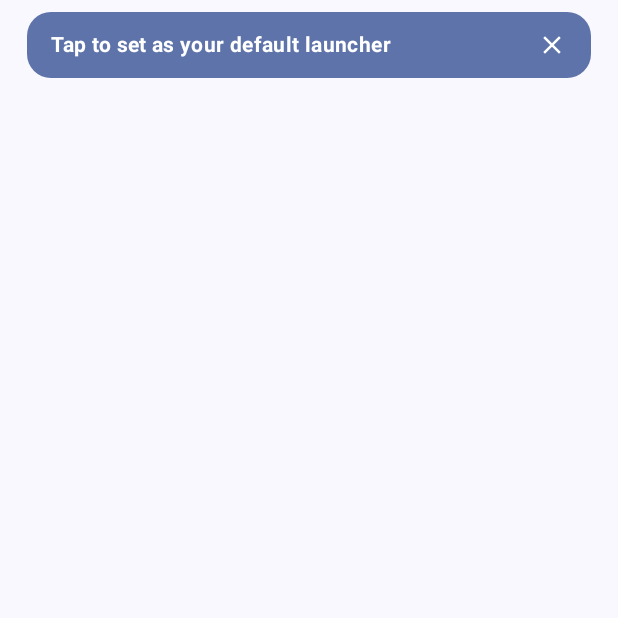
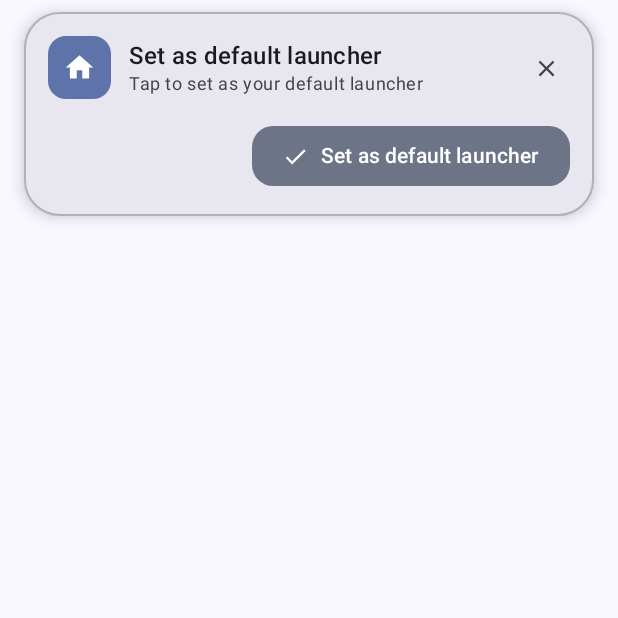
Before and after one commit to ymmgit/ff_luancher, an Android app built with Jetpack Compose: the composable DefaultLauncherBanner shown on its own in the app's theme, on a phone screen of 412 x 824 dp, the top half of it. Run offline under Robolectric (Android 15) with nearby library versions, the phone set to English and light mode, and no system bars.

Commit message:
fix: eliminate launcher from recent apps and modernize default home banner to Material 3

```diff
--- a/app/src/main/AndroidManifest.xml
+++ b/app/src/main/AndroidManifest.xml
@@ -24,17 +24,19 @@
 
         <activity
             android:name=".MainActivity"
+            android:autoRemoveFromRecents="true"
             android:clearTaskOnLaunch="true"
+            android:documentLaunchMode="never"
             android:excludeFromRecents="true"
             android:exported="true"
             android:launchMode="singleTask"
             android:screenOrientation="portrait"
-            android:stateNotNeeded="true">
+            android:stateNotNeeded="true"
+            android:taskAffinity="">
             <intent-filter>
                 <action android:name="android.intent.action.MAIN" />
                 <category android:name="android.intent.category.HOME" />
                 <category android:name="android.intent.category.DEFAULT" />
-                <category android:name="android.intent.category.LAUNCHER" />
             </intent-filter>
         </activity>
     </application>
--- a/app/src/main/java/com/ff/launcher/MainActivity.kt
+++ b/app/src/main/java/com/ff/launcher/MainActivity.kt
@@ -1,5 +1,6 @@
 package com.ff.launcher
 
+import android.app.ActivityManager
 import android.content.Intent
 import android.os.Bundle
 import android.util.Log
@@ -78,6 +79,16 @@ class MainActivity : ComponentActivity() {
 
     override fun onResume() {
         super.onResume()
+        // Ensure this home launcher task is never retained in the recent apps carousel:
+        val am = getSystemService(ActivityManager::class.java)
+        am?.appTasks?.forEach { appTask ->
+            val info = runCatching { appTask.taskInfo }.getOrNull()
+            if (info != null && info.taskId != taskId) {
+                runCatching { appTask.finishAndRemoveTask() }
+            } else {
+                runCatching { appTask.setExcludeFromRecents(true) }
+            }
+        }
         viewModel.setHostResumed(true)
         // Re-check the default-home role: the user may have just confirmed the system
         // dialog (or changed it in system settings).
--- a/app/src/main/java/com/ff/launcher/ui/LauncherRoot.kt
+++ b/app/src/main/java/com/ff/launcher/ui/LauncherRoot.kt
@@ -54,10 +54,24 @@ import androidx.compose.foundation.layout.size
 import androidx.compose.foundation.layout.systemBars
 import androidx.compose.foundation.shape.RoundedCornerShape
 import androidx.compose.material.icons.Icons
+import androidx.compose.material.icons.filled.Check
 import androidx.compose.material.icons.filled.Close
+import androidx.compose.material.icons.filled.Home
+import androidx.compose.material3.Card
+import androidx.compose.material3.CardDefaults
+import androidx.compose.material3.FilledTonalButton
 import androidx.compose.material3.Icon
+import androidx.compose.material3.IconButton
 import androidx.compose.material3.MaterialTheme
 import androidx.compose.material3.Text
+import androidx.compose.foundation.BorderStroke
+import androidx.compose.foundation.layout.Arrangement
+import androidx.compose.foundation.layout.Box
+import androidx.compose.foundation.layout.Column
+import androidx.compose.foundation.layout.PaddingValues
+import androidx.compose.foundation.layout.Spacer
+import androidx.compose.foundation.layout.height
+import androidx.compose.foundation.layout.width
 import androidx.compose.ui.Alignment
 import androidx.compose.ui.draw.clip
 import androidx.compose.ui.res.stringResource
@@ -356,7 +370,7 @@ fun LauncherRoot(viewModel: LauncherViewModel) {
 }
 
 /**
- * Material 3 banner prompting the user to reclaim FF Launcher as the default home.
+ * Modern Google Material 3 card prompting the user to set FF Launcher as the default home.
  */
 @Composable
 private fun DefaultLauncherBanner(
@@ -365,35 +379,97 @@ private fun DefaultLauncherBanner(
     modifier: Modifier = Modifier,
 ) {
     val insets = WindowInsets.systemBars.asPaddingValues()
-    Row(
+    Card(
+        shape = RoundedCornerShape(24.dp),
+        colors = CardDefaults.elevatedCardColors(
+            containerColor = MaterialTheme.colorScheme.surfaceContainerHigh,
+        ),
+        elevation = CardDefaults.elevatedCardElevation(defaultElevation = 6.dp),
+        border = BorderStroke(
+            width = 1.dp,
+            color = MaterialTheme.colorScheme.outlineVariant.copy(alpha = 0.5f),
+        ),
         modifier = modifier
             .padding(
-                start = 18.dp,
-                end = 18.dp,
+                start = 16.dp,
+                end = 16.dp,
                 top = insets.calculateTopPadding() + 8.dp,
             )
+            .fillMaxWidth(),
+    ) {
+        Column(
+            modifier = Modifier
                 .fillMaxWidth()
-            .clip(RoundedCornerShape(16.dp))
-            .background(MaterialTheme.colorScheme.primaryContainer)
-            .clickable(onClick = onClick)
-            .padding(horizontal = 16.dp, vertical = 12.dp),
+                .padding(16.dp),
+        ) {
+            Row(
+                modifier = Modifier.fillMaxWidth(),
                 verticalAlignment = Alignment.CenterVertically,
             ) {
+                Box(
+                    modifier = Modifier
+                        .size(42.dp)
+                        .clip(RoundedCornerShape(12.dp))
+                        .background(MaterialTheme.colorScheme.primaryContainer),
+                    contentAlignment = Alignment.Center,
+                ) {
+                    Icon(
+                        imageVector = Icons.Filled.Home,
+                        contentDescription = null,
+                        tint = MaterialTheme.colorScheme.onPrimaryContainer,
+                        modifier = Modifier.size(22.dp),
+                    )
+                }
+                Spacer(Modifier.width(12.dp))
+                Column(modifier = Modifier.weight(1f)) {
+                    Text(
+                        text = stringResource(R.string.onboarding_set_default),
+                        style = MaterialTheme.typography.titleMedium,
+                        fontWeight = FontWeight.SemiBold,
+                        color = MaterialTheme.colorScheme.onSurface,
+                    )
+                    Spacer(Modifier.height(2.dp))
                     Text(
                         text = stringResource(R.string.banner_set_default),
-            style = MaterialTheme.typography.bodyMedium,
-            color = MaterialTheme.colorScheme.onPrimaryContainer,
-            fontWeight = FontWeight.Bold,
-            modifier = Modifier.weight(1f),
+                        style = MaterialTheme.typography.bodySmall,
+                        color = MaterialTheme.colorScheme.onSurfaceVariant,
                     )
+                }
+                IconButton(
+                    onClick = onDismiss,
+                    modifier = Modifier.size(32.dp),
+                ) {
                     Icon(
                         imageVector = Icons.Filled.Close,
-            contentDescription = "Dismiss",
-            tint = MaterialTheme.colorScheme.onPrimaryContainer,
-            modifier = Modifier
-                .padding(start = 8.dp)
-                .size(20.dp)
-                .clickable { onDismiss() },
+                        contentDescription = stringResource(R.string.onboarding_skip),
+                        tint = MaterialTheme.colorScheme.onSurfaceVariant,
+                        modifier = Modifier.size(18.dp),
                     )
                 }
             }
+            Spacer(Modifier.height(14.dp))
+            Row(
+                modifier = Modifier.fillMaxWidth(),
+                horizontalArrangement = Arrangement.End,
+            ) {
+                FilledTonalButton(
+                    onClick = onClick,
+                    shape = RoundedCornerShape(14.dp),
+                    contentPadding = PaddingValues(horizontal = 20.dp, vertical = 10.dp),
+                ) {
+                    Icon(
+                        imageVector = Icons.Filled.Check,
+                        contentDescription = null,
+                        modifier = Modifier.size(18.dp),
+                    )
+                    Spacer(Modifier.width(8.dp))
+                    Text(
+                        text = stringResource(R.string.onboarding_set_default),
+                        style = MaterialTheme.typography.labelLarge,
+                        fontWeight = FontWeight.SemiBold,
+                    )
+                }
+            }
+        }
+    }
+}
--- a/app/src/main/java/com/ff/launcher/viewmodel/LauncherViewModel.kt
+++ b/app/src/main/java/com/ff/launcher/viewmodel/LauncherViewModel.kt
@@ -604,7 +604,7 @@ class LauncherViewModel(application: Application) : AndroidViewModel(application
             appWidgetHost.startAppWidgetConfigureActivityForResult(
                 activity,
                 appWidgetId,
-                0,
+                Intent.FLAG_ACTIVITY_EXCLUDE_FROM_RECENTS or Intent.FLAG_ACTIVITY_NO_HISTORY,
                 requestCode,
                 null,
             )
```
Also changed, not shown: 1 other file. Lines whose indentation alone changed are shown as unchanged.
